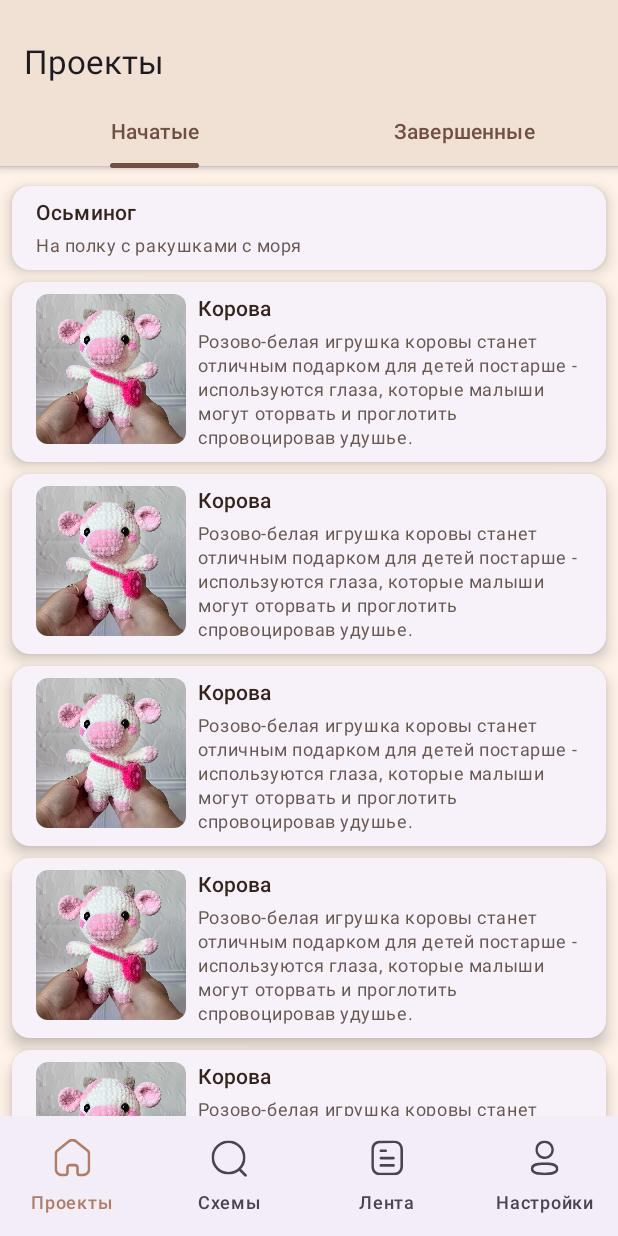
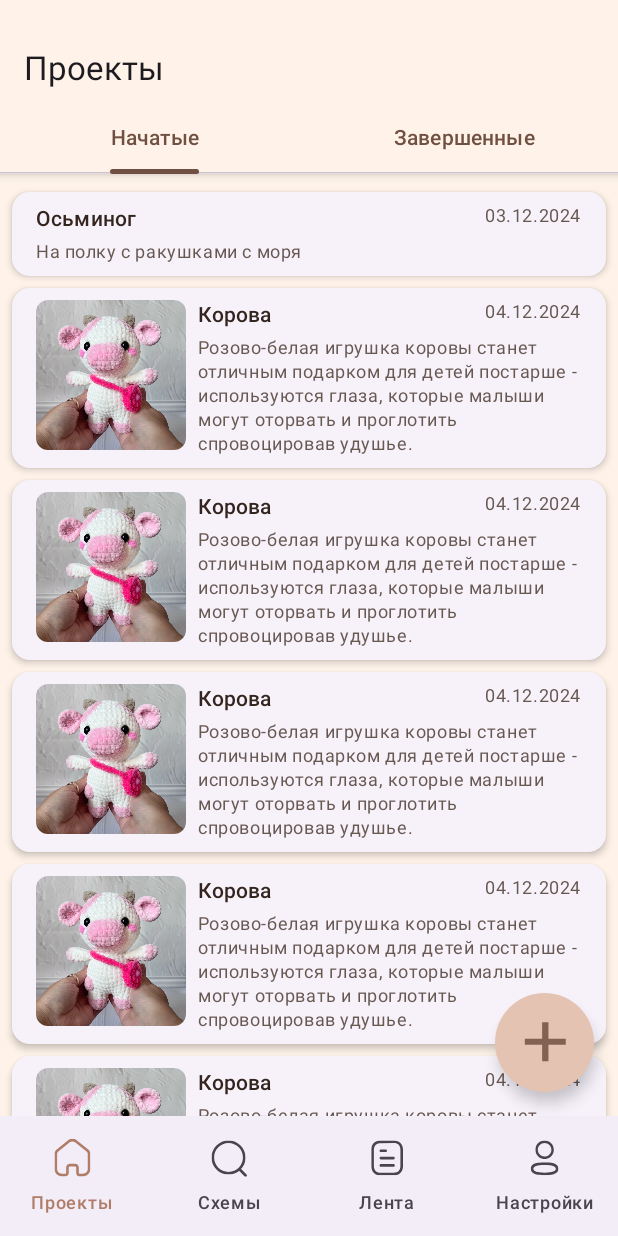
Before and after one commit to Frogog/Crochetick, an Android app built with Jetpack Compose: the screen it shows after launch (MainActivity), on a phone screen of 412 x 824 dp. Run offline under Robolectric (Android 15) with nearby library versions, the light colour scheme and no system bars.

Commit message:
Окончательно готовое главное окно с навигацией. Вопросы: Смена типа топ бара при переходах, тени, подсветка выбора боттом бара

```diff
--- a/app/src/main/java/com/example/crochetick/MainActivity.kt
+++ b/app/src/main/java/com/example/crochetick/MainActivity.kt
@@ -1,19 +1,24 @@
 package com.example.crochetick
 
+import android.annotation.SuppressLint
 import android.os.Bundle
 import androidx.activity.ComponentActivity
 import androidx.activity.compose.setContent
 import androidx.activity.enableEdgeToEdge
 import androidx.compose.foundation.background
-import androidx.compose.foundation.layout.Column
 import androidx.compose.foundation.layout.Row
 import androidx.compose.foundation.layout.fillMaxSize
 import androidx.compose.foundation.layout.fillMaxWidth
 import androidx.compose.foundation.layout.padding
+import androidx.compose.foundation.layout.size
+import androidx.compose.foundation.shape.CircleShape
+import androidx.compose.material.icons.Icons
+import androidx.compose.material.icons.filled.Add
+import androidx.compose.material3.FloatingActionButton
+import androidx.compose.material3.FloatingActionButtonDefaults
 import androidx.compose.material3.MaterialTheme
 import androidx.compose.material3.NavigationBar
 import androidx.compose.material3.NavigationBarItem
-import androidx.compose.material3.Surface
 import androidx.compose.material3.Text
 import androidx.compose.runtime.Composable
 import androidx.compose.runtime.getValue
@@ -29,26 +34,31 @@
 import androidx.compose.material3.Icon
 import androidx.compose.material3.NavigationBarItemDefaults
 import androidx.compose.material3.Scaffold
+import androidx.compose.material3.Surface
+import androidx.compose.runtime.internal.composableLambdaInstance
 import androidx.compose.runtime.mutableStateOf
 import androidx.compose.runtime.remember
 import androidx.compose.runtime.saveable.rememberSaveable
 import androidx.compose.ui.Alignment
 import androidx.compose.ui.graphics.Color
 import androidx.compose.ui.graphics.vector.ImageVector
+import androidx.compose.ui.res.colorResource
 import androidx.compose.ui.res.vectorResource
 import androidx.navigation.NavController
 import androidx.navigation.compose.NavHost
 import androidx.navigation.compose.composable
-import androidx.navigation.compose.currentBackStackEntryAsState
 import androidx.navigation.compose.rememberNavController
 import com.example.crochetick.MainActivity.Companion.navDataArrays
+import com.example.crochetick.MainActivity.Companion.projectDataArrays
+import com.example.crochetick.Screens.AddProjectScreen
 import com.example.crochetick.Screens.HomeScreen
 import com.example.crochetick.Screens.LineScreen
-import com.example.crochetick.Screens.ProjectTabRow
+import com.example.crochetick.Screens.ProjectList
 import com.example.crochetick.Screens.SearchScreen
 import com.example.crochetick.Screens.SettingsScreen
 import com.example.crochetick.ui.theme.CardSurfaceBrown
 import com.example.crochetick.ui.theme.NavBarSelectedColor
+import com.example.crochetick.ui.theme.SurfaceBrown
 
 
 class MainActivity : ComponentActivity() {
@@ -94,7 +104,25 @@
             CrochetickTheme {
                 Scaffold (
                     topBar = { CustomProjectTopBar(currentScreen) },
-                    bottomBar = { ProjectBottomBar(navController) }
+                    bottomBar = { ProjectBottomBar(navController) },
+                    floatingActionButton = {
+                        if (currentScreen=="Проекты"){
+                            FloatingActionButton(
+                                onClick = {
+                                    navController.navigate("addProject")
+                                },
+                                shape = CircleShape,
+                                modifier = Modifier.size(66.dp)
+                            ) {
+                                Icon(
+                                    imageVector = ImageVector.vectorResource(R.drawable.plus_icon),
+                                    modifier = Modifier.size(42.dp),
+                                    tint = MaterialTheme.colorScheme.primary,
+                                    contentDescription = "Icon"
+                                )
+                            }
+                        }
+                    }
                 ){innerPadding->
                     NavHost(navController = navController, startDestination = "projects"){
                         composable(route = "projects"){
@@ -109,6 +137,9 @@
                         composable(route = "settings"){
                             SettingsScreen(navController,innerPadding, currentScreen = { currentScreen = it })
                         }
+                        composable(route = "addProject") {
+                            AddProjectScreen(navController, innerPadding, currentScreen = { currentScreen = it })
+                        }
                     }
                 }
             }
@@ -121,8 +152,8 @@
     Row(
         modifier = Modifier
             .fillMaxWidth()
-            .background(CardSurfaceBrown)
-            .padding(top = 28.dp,bottom = 8.dp),
+            .background(SurfaceBrown)
+            .padding(top = 32.dp,bottom = 8.dp),
         verticalAlignment = Alignment.CenterVertically,
     ) {
         Text(
@@ -175,7 +206,25 @@
     CrochetickTheme {
         Scaffold (
             topBar = { CustomProjectTopBar(currentScreen) },
-            bottomBar = { ProjectBottomBar(navController) }
+            bottomBar = { ProjectBottomBar(navController) },
+            floatingActionButton = {
+                if (currentScreen=="Проекты"){
+                    FloatingActionButton(
+                        onClick = {
+
+                        },
+                        shape = CircleShape,
+                        modifier = Modifier.size(66.dp)
+                        ) {
+                        Icon(
+                            imageVector = ImageVector.vectorResource(R.drawable.plus_icon),
+                            modifier = Modifier.size(42.dp),
+                            tint = MaterialTheme.colorScheme.primary,
+                            contentDescription = "Icon"
+                        )
+                    }
+                }
+            }
         ){innerPadding->
             NavHost(navController = navController, startDestination = "home"){
                 composable(route = "home"){
--- a/app/src/main/java/com/example/crochetick/Screens/HomeScreen.kt
+++ b/app/src/main/java/com/example/crochetick/Screens/HomeScreen.kt
@@ -1,6 +1,8 @@
 package com.example.crochetick.Screens
 
+import android.drm.DrmStore.RightsStatus
 import androidx.compose.foundation.Image
+import androidx.compose.foundation.layout.Arrangement
 import androidx.compose.foundation.layout.Column
 import androidx.compose.foundation.layout.PaddingValues
 import androidx.compose.foundation.layout.Row
@@ -13,9 +15,13 @@
 import androidx.compose.foundation.lazy.LazyColumn
 import androidx.compose.foundation.lazy.itemsIndexed
 import androidx.compose.foundation.shape.RoundedCornerShape
+import androidx.compose.material.icons.Icons
+import androidx.compose.material.icons.filled.Add
 import androidx.compose.material3.CardDefaults
 import androidx.compose.material3.ElevatedCard
 import androidx.compose.material3.ExperimentalMaterial3Api
+import androidx.compose.material3.FloatingActionButton
+import androidx.compose.material3.Icon
 import androidx.compose.material3.MaterialTheme
 import androidx.compose.material3.PrimaryTabRow
 import androidx.compose.material3.Scaffold
@@ -26,6 +32,7 @@
 import androidx.compose.runtime.mutableIntStateOf
 import androidx.compose.runtime.remember
 import androidx.compose.runtime.setValue
+import androidx.compose.ui.Alignment
 import androidx.compose.ui.Modifier
 import androidx.compose.ui.draw.clip
 import androidx.compose.ui.draw.shadow
@@ -33,6 +40,7 @@
 import androidx.compose.ui.res.painterResource
 import androidx.compose.ui.tooling.preview.Preview
 import androidx.compose.ui.unit.dp
+import androidx.core.graphics.createBitmap
 import androidx.navigation.NavController
 import com.example.crochetick.CustomProjectTopBar
 import com.example.crochetick.DataClasses.ProjectData
@@ -49,6 +57,7 @@
     CrochetickTheme {
         Column(modifier = Modifier.padding(innerPadding)){
             ProjectTabRow()
+
         }
     }
 }
@@ -61,7 +70,8 @@
     }
     PrimaryTabRow(
         selectedTabIndex = selectedTabIndex,
-        modifier = Modifier.shadow(4.dp)
+        modifier = Modifier.shadow(4.dp),
+        containerColor =MaterialTheme.colorScheme.background
     ) {
         tabDataArrays.forEachIndexed{ index, item ->
             Tab(
@@ -88,7 +98,7 @@
         ElevatedCard(modifier = Modifier
             .fillMaxWidth()
             .padding(horizontal = 8.dp, vertical = 4.dp).then(modifier),
-            elevation = CardDefaults.elevatedCardElevation(6.dp)
+            elevation = CardDefaults.elevatedCardElevation(3.dp)
         )
         {
             Row(modifier = Modifier.padding(horizontal = 16.dp, vertical = 8.dp)){
@@ -103,10 +113,15 @@
                     }
                 }
                 Column{
-                    Row(modifier = Modifier.fillMaxWidth().padding(bottom = 4.dp)){
+                    Row(modifier = Modifier.fillMaxWidth().padding(bottom = 4.dp),Arrangement.SpaceBetween){
                         Text(
                             text = item.name,
                             style = MaterialTheme.typography.titleSmall
+                        )
+                        Text(
+                            text = item.startDate,
+                            color = OnCardSurfaceSecondBrown,
+                            style = MaterialTheme.typography.bodySmall,
                         )
                     }
                     Row(modifier = Modifier.fillMaxWidth()){
--- a/app/src/main/java/com/example/crochetick/ui/theme/Color.kt
+++ b/app/src/main/java/com/example/crochetick/ui/theme/Color.kt
@@ -15,4 +15,5 @@
 val OnCardSurfaceFirstBrown = Color(0xFF33241E)
 val OnCardSurfaceSecondBrown = Color(0xFF675852)
 val PrimaryBrown = Color(0xFF705042)
+val SecondaryBrown = Color(0xFFE5C3B2)
 val NavBarSelectedColor = Color(0xFFAF7D68)
--- a/app/src/main/java/com/example/crochetick/ui/theme/Theme.kt
+++ b/app/src/main/java/com/example/crochetick/ui/theme/Theme.kt
@@ -18,11 +18,12 @@
 
 private val LightColorScheme = lightColorScheme(
     primary = PrimaryBrown,
-    secondary = PurpleGrey80,
+    secondary = SecondaryBrown,
     tertiary = Pink80,
     background = SurfaceBrown,           //Фон позади карточек
     surface = CardSurfaceBrown,          //Фон карточки и Tab
     onSurface = OnCardSurfaceFirstBrown, //Текст загаловка карточки
+    primaryContainer = SecondaryBrown
     /* Other default colors to override
     background = Color(0xFFFFFBFE),
     surface = Color(0xFFFFFBFE),
--- /dev/null
+++ b/app/src/main/res/drawable/plus_icon.xml
@@ -0,0 +1,11 @@
+<vector xmlns:android="http://schemas.android.com/apk/res/android"
+    android:width="42dp"
+    android:height="42dp"
+    android:viewportWidth="40"
+    android:viewportHeight="42">
+  <path
+      android:pathData="M18.5,7.5C19.833,7.5 21.167,7.5 22.5,7.5C22.5,11.167 22.5,14.833 22.5,18.5C26.167,18.5 29.833,18.5 33.5,18.5C33.5,19.833 33.5,21.167 33.5,22.5C29.833,22.5 26.167,22.5 22.5,22.5C22.5,26.167 22.5,29.833 22.5,33.5C21.167,33.5 19.833,33.5 18.5,33.5C18.5,29.833 18.5,26.167 18.5,22.5C14.833,22.5 11.167,22.5 7.5,22.5C7.5,21.167 7.5,19.833 7.5,18.5C11.167,18.5 14.833,18.5 18.5,18.5C18.5,14.833 18.5,11.167 18.5,7.5Z"
+      android:strokeAlpha="0.848"
+      android:fillColor="#705041"
+      android:fillAlpha="0.848"/>
+</vector>
```
Also changed, not shown: app/src/main/java/com/example/crochetick/Screens/AddProjectScreen.kt (added, +20 -0 lines).
